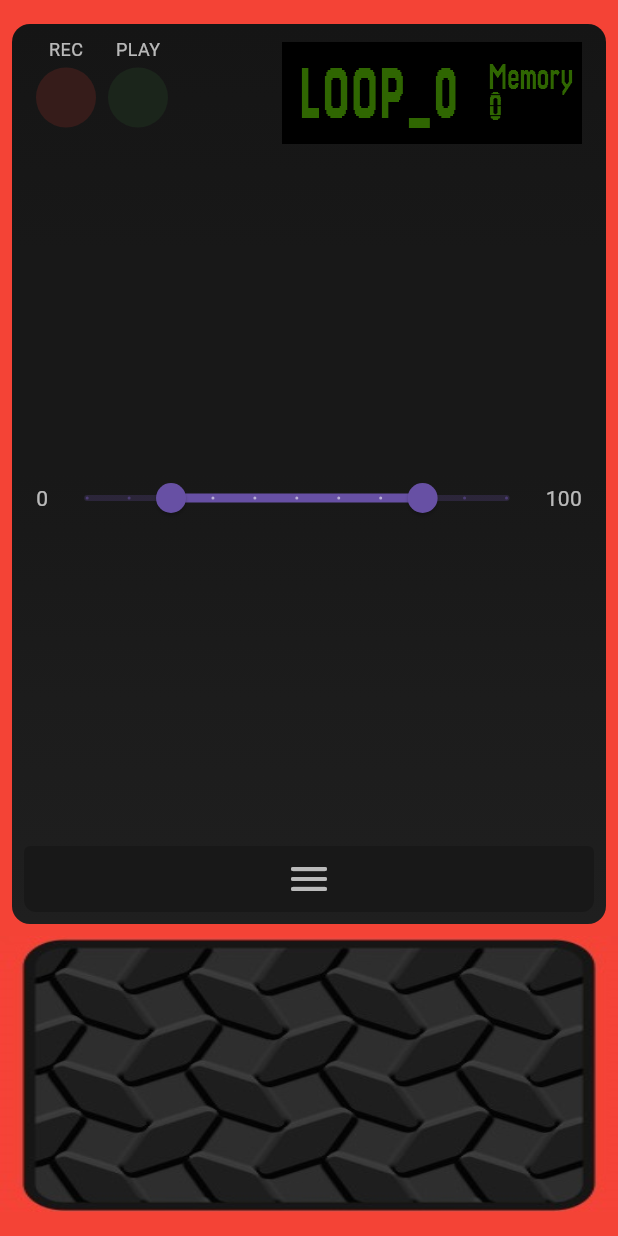
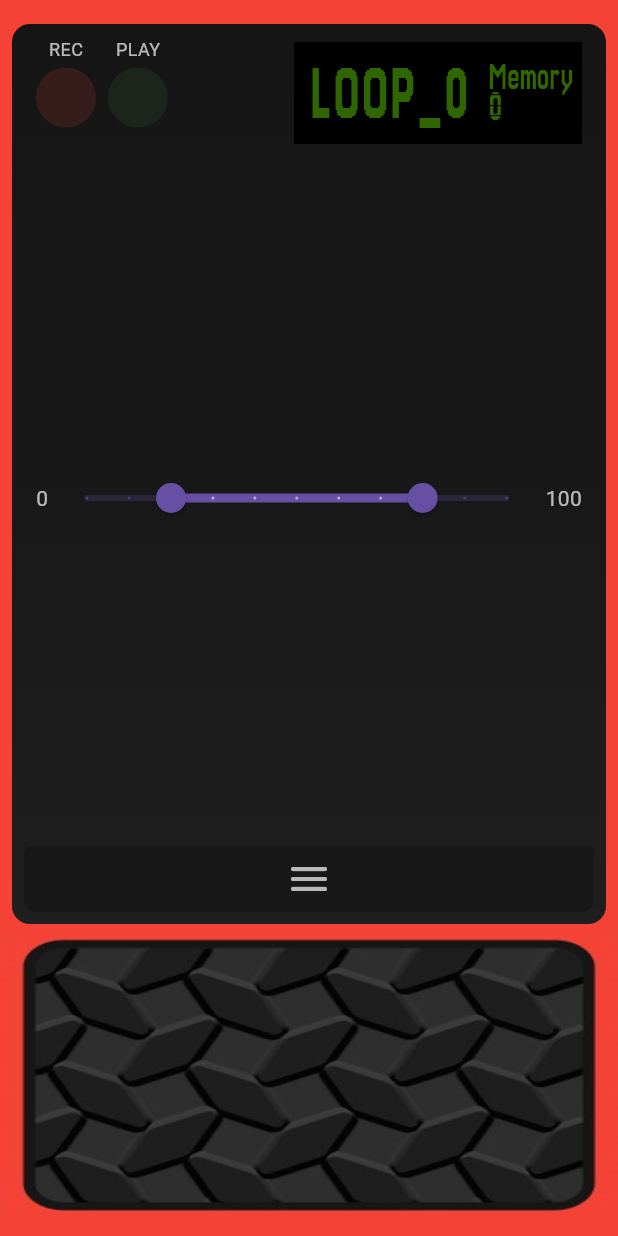
Before and after one commit to leoleoleo77/Loopa, a Flutter app: the screen it shows after launch, after a tap on "REC", on a phone screen of 412 x 824 dp. Run offline on Flutter 3.47's test engine with Material 3 defaults, Android fonts, the light colour scheme and no system bars; drawn by our look-alikes of dropdown_button2; our stand-ins replace flutter_svg, just_audio, permission_handler; missing offline and left inert: record; statements that could not run were skipped.

Commit message:
make loopa selection view cleaner

```diff
--- a/lib/components/loop_selection/loop_selection_dropdown.dart
+++ b/lib/components/loop_selection/loop_selection_dropdown.dart
@@ -1,6 +1,6 @@
 import 'package:flutter/material.dart';
 import 'package:dropdown_button2/dropdown_button2.dart';
-import 'package:loopa/components/loop_selection/loop_selection_item.dart';
+import 'package:loopa/components/loop_selection/loop_selection_dropdown_item.dart';
 import 'package:loopa/utils/constants.dart';
 import 'package:loopa/utils/loopa.dart';
 
@@ -14,7 +14,14 @@ class LoopSelectionDropdown extends StatelessWidget {
     required this.loopaStateNotifier,
   });
 
-  // add two arrays one for playin one for idle fill them while denerating then add them at the end to the rest
+  // Basically what's going here is that the drop down list
+  // widget listens to the state of the current loopa and
+  // is rebuilt everytime it changes.
+  //
+  // The way in which the loopas are sorted is the following:
+  // playing -> recording/idle -> initial
+  // loopas in the same category are sorted based
+  // on their id in descending order
 
   @override
   Widget build(BuildContext context) {
@@ -22,6 +29,7 @@ class LoopSelectionDropdown extends StatelessWidget {
       child: ValueListenableBuilder<LoopaState>(
           valueListenable: loopaStateNotifier,
           builder: (context, loopaState, child) {
+            // this shit works for some reason
             List<LoopSelectionItem> itemList = _getLoopSelectionItemList();
 
             return DropdownButton2(
@@ -37,7 +45,7 @@ class LoopSelectionDropdown extends StatelessWidget {
 
   List<LoopSelectionItem> _getLoopSelectionItemList() {
     int playingCount = 0;
-    int activeCount = 0;
+    int recordingAndIdleCount = 0;
     List<LoopSelectionItem> itemList = [];
 
     const int loopaCount = LoopaConstants.maxNumberOfLoopas;
@@ -51,9 +59,9 @@ class LoopSelectionDropdown extends StatelessWidget {
           itemList.insert(playingCount, item);
           playingCount++;
         default:
-          int index = playingCount + activeCount;
+          int index = playingCount + recordingAndIdleCount;
           itemList.insert(index, item);
-          activeCount++;
+          recordingAndIdleCount++;
       }
     }
     return itemList;
@@ -64,7 +72,7 @@ class LoopSelectionDropdown extends StatelessWidget {
   ) {
     return List.generate(
         LoopaConstants.maxNumberOfLoopas,
-            (index) {
+        (index) {
           return DropdownMenuItem<int>(
               value: index,
               child: itemList[index]);
@@ -76,7 +84,7 @@ class LoopSelectionDropdown extends StatelessWidget {
   void _handleLoopaChange(
       int? key,
       List<LoopSelectionItem> itemList
-      ) {
+  ) {
     if (key == null) return;
     Loopa.handleOnLoopaChange(itemList[key].id);
   }
--- a/lib/components/loop_selection/loop_selection_view.dart
+++ b/lib/components/loop_selection/loop_selection_view.dart
@@ -95,6 +95,8 @@ class _LoopSelectionViewState extends State<LoopSelectionView> {
       width: LoopaSpacing.loopaSelectionCompactViewWidth,
       height: double.infinity,
       color: Colors.black,
+      child: Padding(
+        padding: LoopaPadding.left2,
         child: Center(
           child: Transform.scale(
             scaleY: LoopaConstants.loopSelectionTextStretchY,
@@ -117,6 +119,7 @@ class _LoopSelectionViewState extends State<LoopSelectionView> {
             ),
           ),
         ),
+      ),
     );
   }
 
@@ -127,6 +130,8 @@ class _LoopSelectionViewState extends State<LoopSelectionView> {
       width: LoopaSpacing.loopaSelectionMemoryInfoWidth,
       height: double.infinity,
       color: Colors.black,
+      child: Padding(
+        padding: LoopaPadding.right4,
         child: Center(
           child: Column(
             crossAxisAlignment: CrossAxisAlignment.start,
@@ -141,6 +146,7 @@ class _LoopSelectionViewState extends State<LoopSelectionView> {
                   LoopaTextStyle.memoryCount
               ),
             ],
+          ),
         ),
       ),
     );
--- a/lib/utils/constants.dart
+++ b/lib/utils/constants.dart
@@ -98,8 +98,8 @@ class LoopaSpacing {
   static const double loopaLogoHeight = 72;
   static const double spacing8 = 8;
   static const double spacing4 = 4;
-  static const double loopaSelectionCompactViewWidth = 132;
-  static const double loopaSelectionMemoryInfoWidth = 68;
+  static const double loopaSelectionCompactViewWidth = 128;
+  static const double loopaSelectionMemoryInfoWidth = 64;
   static const double loopaSelectionDropDownWidth = 224;
   static const double loopaSelectionMaxHeight = 444;
   static const double loopaSelectionItemHeight = 72;
@@ -113,6 +113,8 @@ class LoopaPadding {
   static const EdgeInsets top8 =  EdgeInsets.only(top: 8.0);
   static const EdgeInsets top16 =  EdgeInsets.only(top: 16.0);
   static const EdgeInsets left4 =  EdgeInsets.only(left: 4.0);
+  static const EdgeInsets left2 =  EdgeInsets.only(left: 2.0);
+  static const EdgeInsets right4 =  EdgeInsets.only(right: 4.0);
   static const EdgeInsets loopaInstructionsPadding = EdgeInsets.fromLTRB(16, 16, 16, 8);
 }
 
```
Also changed, not shown: lib/components/loop_selection/loop_selection_dropdown_item.dart (renamed from lib/components/loop_selection/loop_selection_item.dart). Lines whose indentation alone changed are shown as unchanged.
